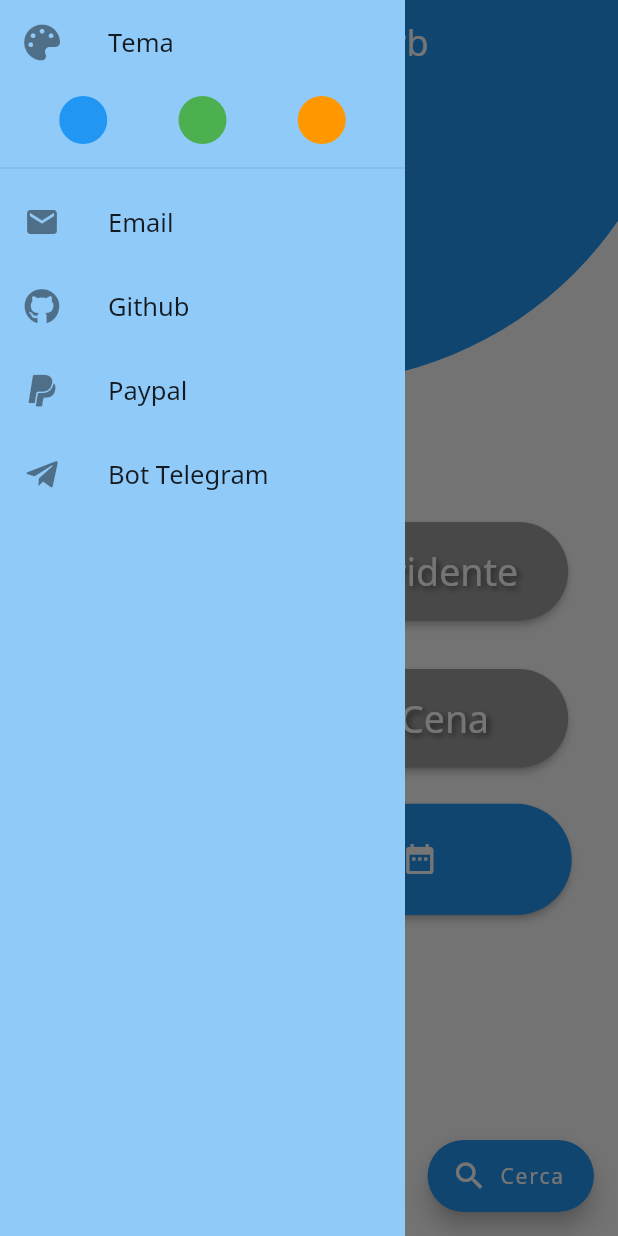
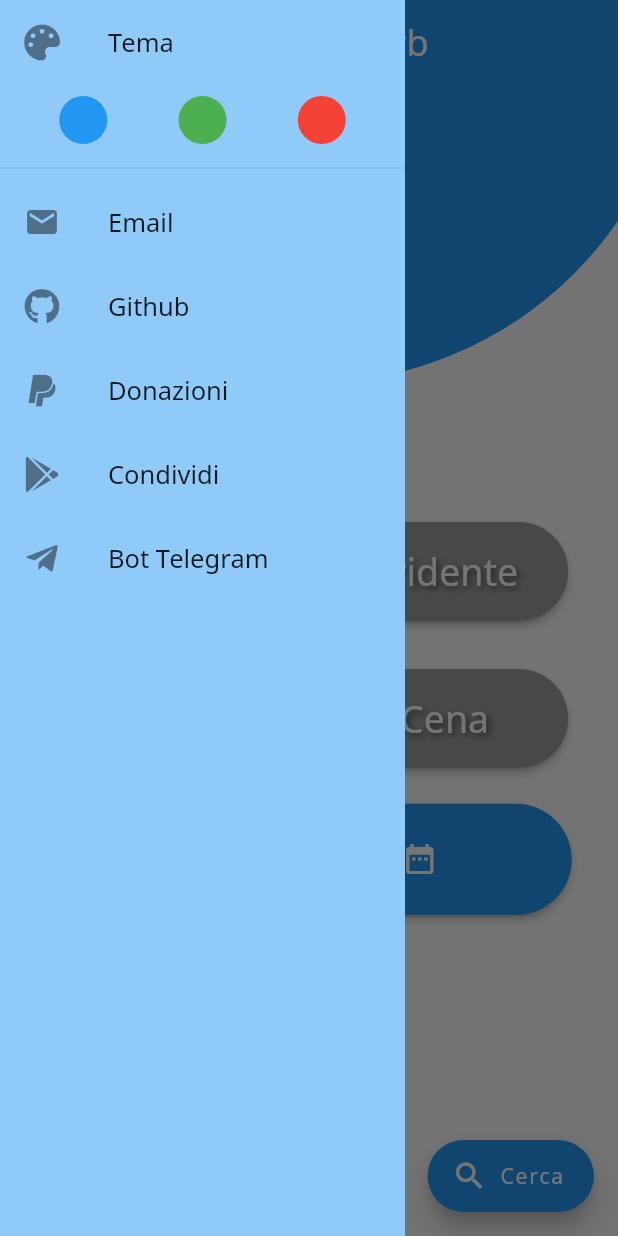
Before and after one commit to GitWizards/MensaUniurbBot, a Flutter app: the screen it shows after launch, with the side drawer open, on a phone screen of 412 x 824 dp. Run offline on Flutter 3.47's test engine with Material 2 defaults, Android fonts, the phone set to English and light mode, and no system bars; our stand-ins replace dynamic_theme, font_awesome_flutter, share, shared_preferences; missing offline and left inert: firebase_admob; accounts and stored records are empty; statements that could not run were skipped.

Commit message:
Added share option and changed orange theme to red

```diff
--- a/mensa_uniurb_app/lib/main.dart
+++ b/mensa_uniurb_app/lib/main.dart
@@ -7,6 +7,7 @@ import 'package:flutter/services.dart';
 import 'package:font_awesome_flutter/font_awesome_flutter.dart';
 import 'package:intl/intl.dart';
 import 'package:dynamic_theme/dynamic_theme.dart';
+import 'package:share/share.dart';
 import 'package:url_launcher/url_launcher.dart';
 
 import 'package:MensaUniurb/themes.dart';
@@ -194,8 +195,8 @@ class _SearchScreenState extends State<SearchScreen> {
                   onPressed: () => applyTheme('green'),
                 ),
                 IconButton(
-                  icon: CircleAvatar(backgroundColor: Colors.orange),
-                  onPressed: () => applyTheme('orange'),
+                  icon: CircleAvatar(backgroundColor: Colors.red),
+                  onPressed: () => applyTheme('red'),
                 ),
               ],
               mainAxisAlignment: MainAxisAlignment.spaceEvenly,
@@ -214,8 +215,14 @@ class _SearchScreenState extends State<SearchScreen> {
             ),
             ListTile(
               leading: Icon(FontAwesomeIcons.paypal),
-              title: Text('Paypal', style: TextStyle(fontSize: 17)),
+              title: Text('Donazioni', style: TextStyle(fontSize: 17)),
               onTap: () => _launchURL("https://www.paypal.me/Radeox"),
+            ),
+            ListTile(
+              leading: Icon(FontAwesomeIcons.googlePlay),
+              title: Text('Condividi', style: TextStyle(fontSize: 17)),
+              onTap: () => Share.share(
+                  "https://play.google.com/store/apps/details?id=com.radeox.mensa_uniurb"),
             ),
             ListTile(
               leading: Icon(FontAwesomeIcons.telegramPlane),
@@ -239,8 +246,8 @@ class _SearchScreenState extends State<SearchScreen> {
         case 'green':
           DynamicTheme.of(context).setThemeData(Themes.green());
           break;
-        case 'orange':
-          DynamicTheme.of(context).setThemeData(Themes.orange());
+        case 'red':
+          DynamicTheme.of(context).setThemeData(Themes.red());
           break;
       }
     });
--- a/mensa_uniurb_app/lib/themes.dart
+++ b/mensa_uniurb_app/lib/themes.dart
@@ -22,11 +22,11 @@ class Themes {
     );
   }
 
-  static ThemeData orange() {
+  static ThemeData red() {
     return ThemeData(
-      primaryColor: Colors.orange,
-      primarySwatch: Colors.orange,
-      accentColor: Colors.orange,
+      primaryColor: Colors.red,
+      primarySwatch: Colors.red,
+      accentColor: Colors.red,
       brightness: Brightness.dark,
       fontFamily: 'Noto',
     );
@@ -53,8 +53,8 @@ class Themes {
         return green();
         break;
 
-      case 'orange':
-        return orange();
+      case 'red':
+        return red();
         break;
 
       default:
--- a/mensa_uniurb_app/pubspec.yaml
+++ b/mensa_uniurb_app/pubspec.yaml
@@ -16,6 +16,7 @@ dependencies:
   font_awesome_flutter: ^8.5.0
   http: ^0.12.0+2
   intl: ">=0.15.2"
+  share: ^0.6.2+1
   shared_preferences: ^0.5.3+4
   url_launcher: ^5.1.4
 
```
Also changed, not shown: mensa_uniurb_app/pubspec.lock.
